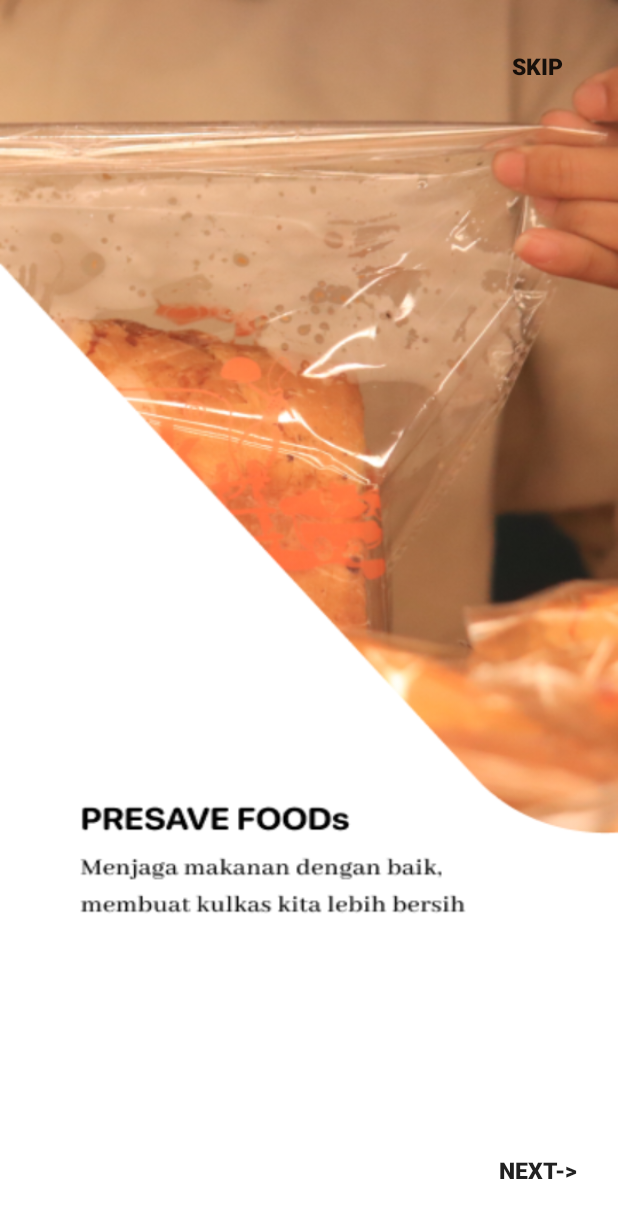
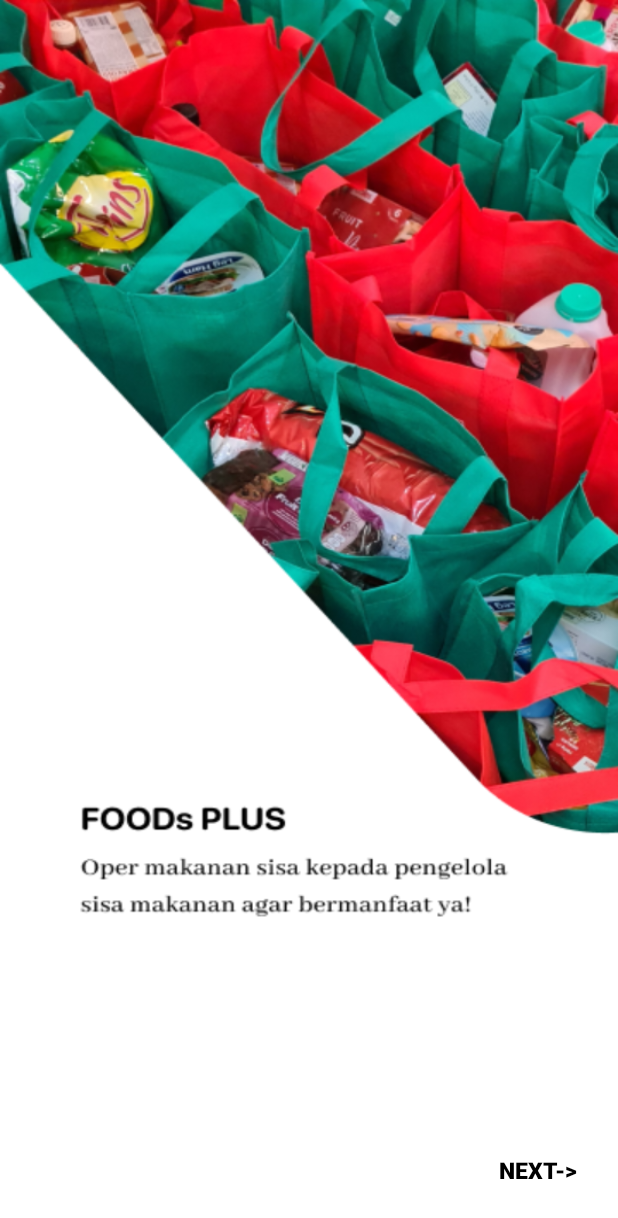
Before and after one commit to anandasamudra/Exless, an Android app: the screen it shows after launch (onbonding2 before the commit, onbonding3 after it), after a tap on "SKIP", on a phone screen of 412 x 824 dp. Shown: the top 1218 px of the screen. Run offline under Robolectric (Android 15) with nearby library versions, the phone set to English and light mode, and no system bars.

Commit message:
Sedikit perubahan

```diff
--- a/app/src/main/java/com/exless/view/onbonding1.kt
+++ b/app/src/main/java/com/exless/view/onbonding1.kt
@@ -15,7 +15,7 @@ class onbonding1 : AppCompatActivity() {
         supportActionBar?.hide()
         val buttomskip = findViewById<Button>(R.id.skip)
         buttomskip.setOnClickListener{
-            val intent = Intent(this, onbonding2::class.java)
+            val intent = Intent(this, onbonding3::class.java)
             startActivity(intent)
         }
 
--- a/app/src/main/java/com/exless/view/onbonding2.kt
+++ b/app/src/main/java/com/exless/view/onbonding2.kt
@@ -14,13 +14,13 @@ class onbonding2 : AppCompatActivity() {
         supportActionBar?.hide()
         val buttomskip = findViewById<Button>(R.id.skip)
         buttomskip.setOnClickListener{
-            val intent = Intent(this, onbonding2::class.java)
+            val intent = Intent(this, onbonding3::class.java)
             startActivity(intent)
         }
 
         val buttomnext = findViewById<Button>(R.id.next)
         buttomnext.setOnClickListener {
-            val intent = Intent(this, onbonding2::class.java)
+            val intent = Intent(this, onbonding3::class.java)
             startActivity(intent)
         }
     }
--- a/app/src/main/res/layout/activity_onbonding1.xml
+++ b/app/src/main/res/layout/activity_onbonding1.xml
@@ -42,6 +42,7 @@
             android:layout_marginBottom="20dp"
             android:layout_marginRight="10dp"
             android:background="@color/transparans"
+            android:textColor="@color/black"
             android:text="NEXT->"
             android:textSize="15sp"
             android:textStyle="bold"/>
--- a/app/src/main/res/layout/activity_onbonding2.xml
+++ b/app/src/main/res/layout/activity_onbonding2.xml
@@ -43,6 +43,7 @@
             android:layout_marginRight="10dp"
             android:background="@color/transparans"
             android:text="NEXT->"
+            android:textColor="@color/black"
             android:textSize="15sp"
             android:textStyle="bold"/>
     </LinearLayout>
--- a/app/src/main/res/layout/activity_onbonding3.xml
+++ b/app/src/main/res/layout/activity_onbonding3.xml
@@ -24,6 +24,7 @@
             android:layout_marginRight="10dp"
             android:background="@color/transparans"
             android:text="NEXT->"
+            android:textColor="@color/black"
             android:textSize="15sp"
             android:textStyle="bold"/>
     </LinearLayout>
```
